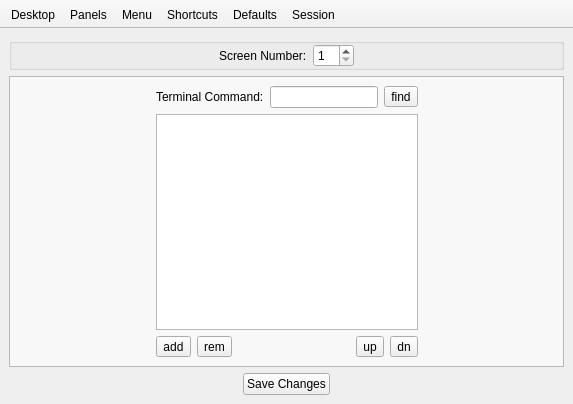
First picture: the form in lumina-config/mainUI.ui, repository lumina-desktop/lumina, before the edit.
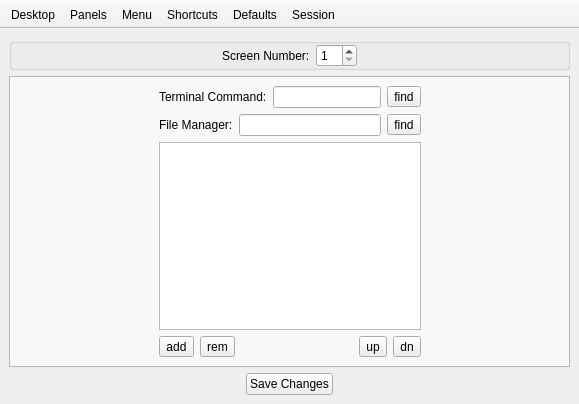
Second picture: the form after the edit. The open tabs and pages were chosen to show the change.

Commit message: make file-manager user-chooseable

What changed in the file:
```diff
--- a/lumina-config/mainUI.ui
+++ b/lumina-config/mainUI.ui
@@ -9,8 +9,8 @@
    <rect>
     <x>0</x>
     <y>0</y>
-    <width>573</width>
-    <height>385</height>
+    <width>579</width>
+    <height>392</height>
    </rect>
   </property>
   <property name="windowTitle">
@@ -782,7 +782,7 @@
           </item>
          </layout>
         </item>
-        <item row="1" column="0">
+        <item row="2" column="0">
          <spacer name="horizontalSpacer_7">
           <property name="orientation">
            <enum>Qt::Horizontal</enum>
@@ -795,10 +795,10 @@
           </property>
          </spacer>
         </item>
-        <item row="1" column="1">
+        <item row="2" column="1">
          <widget class="QListWidget" name="list_menu"/>
         </item>
-        <item row="1" column="2">
+        <item row="2" column="2">
          <spacer name="horizontalSpacer_8">
           <property name="orientation">
            <enum>Qt::Horizontal</enum>
@@ -811,7 +811,7 @@
           </property>
          </spacer>
         </item>
-        <item row="2" column="1">
+        <item row="3" column="1">
          <layout class="QHBoxLayout" name="horizontalLayout_13">
           <item>
            <widget class="QToolButton" name="tool_menu_add">
@@ -856,6 +856,30 @@
           </item>
          </layout>
         </item>
+        <item row="1" column="1">
+         <layout class="QHBoxLayout" name="horizontalLayout_18">
+          <property name="topMargin">
+           <number>0</number>
+          </property>
+          <item>
+           <widget class="QLabel" name="label_15">
+            <property name="text">
+             <string>File Manager:</string>
+            </property>
+           </widget>
+          </item>
+          <item>
+           <widget class="QLineEdit" name="line_menu_fm"/>
+          </item>
+          <item>
+           <widget class="QToolButton" name="tool_menu_findfm">
+            <property name="text">
+             <string>find</string>
+            </property>
+           </widget>
+          </item>
+         </layout>
+        </item>
        </layout>
       </widget>
       <widget class="QWidget" name="page_shortcuts">
```
Left out of the diff: 26 changed lines with no effect on the pictures. The commit also changes 6 other files.
